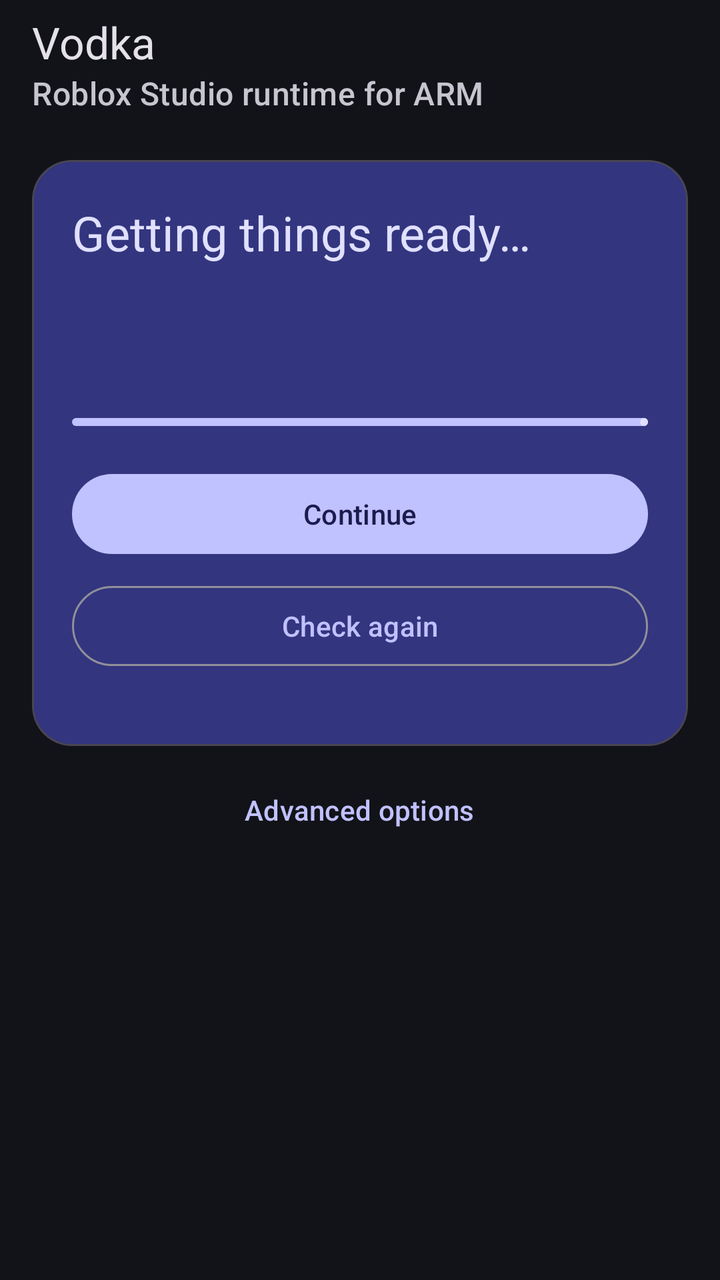
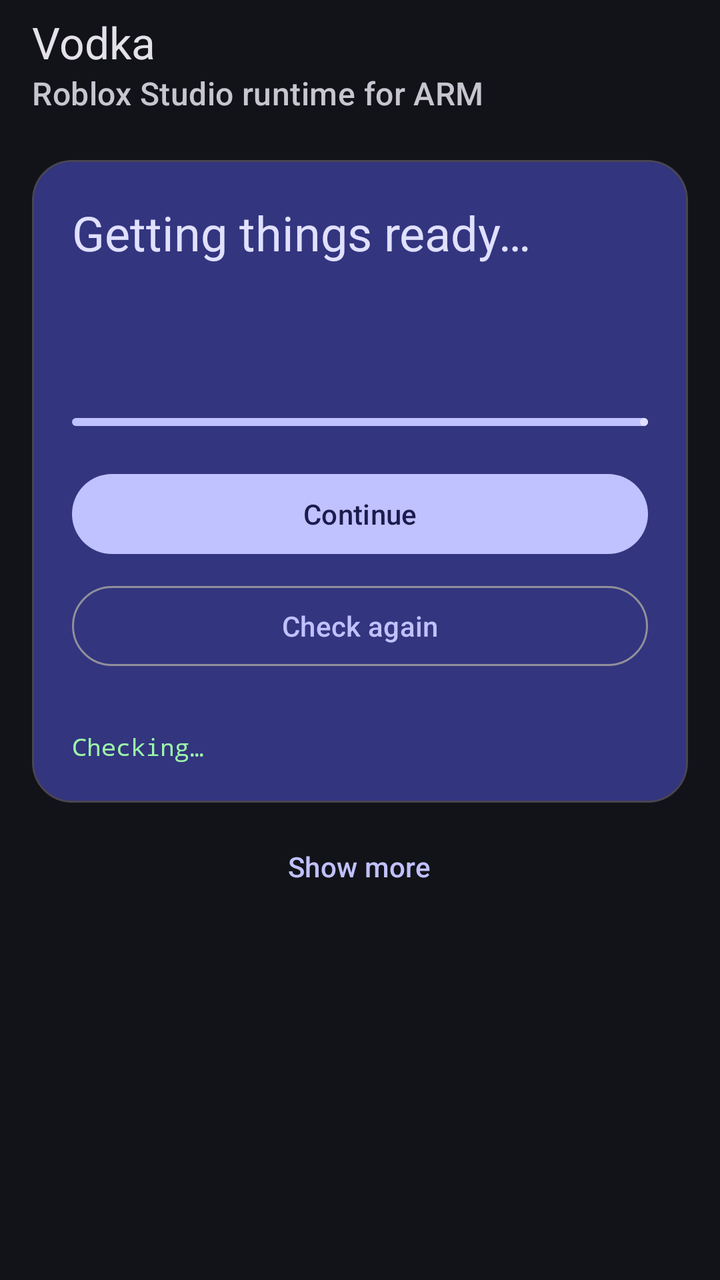

An Android layout rendered at two revisions. The XML below is the earlier revision; the diff shows what the commit changed to produce the second picture.
<!-- AndroidManifest.xml: application theme Theme.Vodka -->
<!-- res/layout/activity_main.xml -->
<?xml version="1.0" encoding="utf-8"?>
<androidx.coordinatorlayout.widget.CoordinatorLayout
  xmlns:android="http://schemas.android.com/apk/res/android"
  xmlns:app="http://schemas.android.com/apk/res-auto"
  android:layout_width="match_parent"
  android:layout_height="match_parent"
  android:background="?android:attr/colorBackground">

  <com.google.android.material.appbar.AppBarLayout
    android:layout_width="match_parent"
    android:layout_height="wrap_content"
    android:background="?attr/colorSurface">

    <com.google.android.material.appbar.MaterialToolbar
      android:id="@+id/toolbar"
      android:layout_width="match_parent"
      android:layout_height="?attr/actionBarSize"
      app:title="@string/app_name"
      app:subtitle="@string/app_subtitle"
      app:titleTextColor="?attr/colorOnSurface"
      app:subtitleTextColor="?attr/colorOnSurfaceVariant" />

  </com.google.android.material.appbar.AppBarLayout>

  <androidx.core.widget.NestedScrollView
    android:layout_width="match_parent"
    android:layout_height="match_parent"
    app:layout_behavior="@string/appbar_scrolling_view_behavior">

    <LinearLayout
      android:layout_width="match_parent"
      android:layout_height="wrap_content"
      android:orientation="vertical"
      android:padding="16dp">

      <com.google.android.material.card.MaterialCardView
        android:layout_width="match_parent"
        android:layout_height="wrap_content"
        app:cardBackgroundColor="?attr/colorPrimaryContainer"
        app:cardCornerRadius="20dp"
        app:cardElevation="0dp">

        <LinearLayout
          android:layout_width="match_parent"
          android:layout_height="wrap_content"
          android:orientation="vertical"
          android:padding="20dp">

          <TextView
            android:id="@+id/stepTitle"
            android:layout_width="match_parent"
            android:layout_height="wrap_content"
            android:text="@string/step_loading"
            android:textAppearance="?attr/textAppearanceHeadlineSmall"
            android:textColor="?attr/colorOnPrimaryContainer" />

          <TextView
            android:id="@+id/stepDetail"
            android:layout_width="match_parent"
            android:layout_height="wrap_content"
            android:layout_marginTop="8dp"
            android:textAppearance="?attr/textAppearanceBodyMedium"
            android:textColor="?attr/colorOnPrimaryContainer" />

          <TextView
            android:id="@+id/stepChecklist"
            android:layout_width="match_parent"
            android:layout_height="wrap_content"
            android:layout_marginTop="16dp"
            android:fontFamily="monospace"
            android:textSize="13sp"
            android:textColor="?attr/colorOnPrimaryContainer" />

          <com.google.android.material.progressindicator.LinearProgressIndicator
            android:id="@+id/stepProgress"
            android:layout_width="match_parent"
            android:layout_height="wrap_content"
            android:layout_marginTop="16dp"
            android:max="4"
            app:indicatorColor="?attr/colorOnPrimaryContainer"
            app:trackColor="?attr/colorPrimary"
            app:trackCornerRadius="4dp" />

          <com.google.android.material.button.MaterialButton
            android:id="@+id/primaryButton"
            android:layout_width="match_parent"
            android:layout_height="wrap_content"
            android:layout_marginTop="20dp"
            android:text="@string/action_continue" />

          <com.google.android.material.button.MaterialButton
            android:id="@+id/refreshButton"
            style="?attr/materialButtonOutlinedStyle"
            android:layout_width="match_parent"
            android:layout_height="wrap_content"
            android:layout_marginTop="8dp"
            android:text="@string/probe" />

          <com.google.android.material.progressindicator.LinearProgressIndicator
            android:id="@+id/progress"
            android:layout_width="match_parent"
            android:layout_height="wrap_content"
            android:layout_marginTop="12dp"
            android:indeterminate="true"
            android:visibility="invisible" />

        </LinearLayout>

      </com.google.android.material.card.MaterialCardView>

      <com.google.android.material.button.MaterialButton
        android:id="@+id/advancedToggle"
        style="@style/Widget.Material3.Button.TextButton"
        android:layout_width="wrap_content"
        android:layout_height="wrap_content"
        android:layout_gravity="center_horizontal"
        android:layout_marginTop="8dp"
        android:text="@string/advanced" />

      <LinearLayout
        android:id="@+id/advancedGroup"
        android:layout_width="match_parent"
        android:layout_height="wrap_content"
        android:orientation="vertical"
        android:visibility="gone">

        <com.google.android.material.card.MaterialCardView
          android:layout_width="match_parent"
          android:layout_height="wrap_content"
          app:cardBackgroundColor="?attr/colorSurfaceVariant"
          app:cardCornerRadius="16dp"
          app:cardElevation="0dp">

          <LinearLayout
            android:layout_width="match_parent"
            android:layout_height="wrap_content"
            android:orientation="vertical"
            android:padding="16dp">

            <TextView
              android:layout_width="wrap_content"
              android:layout_height="wrap_content"
              android:text="@string/capabilities_title"
              android:textAppearance="?attr/textAppearanceTitleMedium"
              android:textColor="?attr/colorOnSurfaceVariant" />

            <TextView
              android:id="@+id/status"
              android:layout_width="match_parent"
              android:layout_height="wrap_content"
              android:layout_marginTop="10dp"
              android:fontFamily="monospace"
              android:text="@string/status_unknown"
              android:textColor="@color/status_ok"
              android:textSize="13sp" />

          </LinearLayout>

        </com.google.android.material.card.MaterialCardView>

        <TextView
          android:layout_width="wrap_content"
          android:layout_height="wrap_content"
          android:layout_marginTop="16dp"
          android:text="@string/backend_title"
          android:textAppearance="?attr/textAppearanceTitleMedium"
          android:textColor="?attr/colorOnSurface" />

        <com.google.android.material.button.MaterialButtonToggleGroup
          android:id="@+id/backendGroup"
          android:layout_width="match_parent"
          android:layout_height="wrap_content"
          android:layout_marginTop="8dp"
          app:selectionRequired="true"
          app:singleSelection="true">

          <com.google.android.material.button.MaterialButton
            android:id="@+id/backendAuto"
            style="?attr/materialButtonOutlinedStyle"
            android:layout_width="0dp"
            android:layout_height="wrap_content"
            android:layout_weight="1"
            android:text="@string/backend_auto" />

          <com.google.android.material.button.MaterialButton
            android:id="@+id/backendNamespaces"
            style="?attr/materialButtonOutlinedStyle"
            android:layout_width="0dp"
            android:layout_height="wrap_content"
            android:layout_weight="1"
            android:text="@string/backend_namespaces" />

          <com.google.android.material.button.MaterialButton
            android:id="@+id/backendProot"
            style="?attr/materialButtonOutlinedStyle"
            android:layout_width="0dp"
            android:layout_height="wrap_content"
            android:layout_weight="1"
            android:text="@string/backend_proot" />

        </com.google.android.material.button.MaterialButtonToggleGroup>

        <com.google.android.material.button.MaterialButton
          android:id="@+id/installButton"
          style="?attr/materialButtonOutlinedStyle"
          android:layout_width="match_parent"
          android:layout_height="wrap_content"
          android:layout_marginTop="12dp"
          android:text="@string/install_rootfs" />

        <com.google.android.material.button.MaterialButton
          android:id="@+id/installX86Button"
          style="?attr/materialButtonOutlinedStyle"
          android:layout_width="match_parent"
          android:layout_height="wrap_content"
          android:layout_marginTop="8dp"
          android:text="@string/install_x86_rootfs" />

        <com.google.android.material.button.MaterialButton
          android:id="@+id/installFexButton"
          style="?attr/materialButtonOutlinedStyle"
          android:layout_width="match_parent"
          android:layout_height="wrap_content"
          android:layout_marginTop="8dp"
          android:text="@string/install_fex" />

        <com.google.android.material.button.MaterialButton
          android:id="@+id/installInboxButton"
          style="?attr/materialButtonOutlinedStyle"
          android:layout_width="match_parent"
          android:layout_height="wrap_content"
          android:layout_marginTop="8dp"
          android:text="@string/install_inbox" />

        <com.google.android.material.button.MaterialButton
          android:id="@+id/setupButton"
          style="?attr/materialButtonOutlinedStyle"
          android:layout_width="match_parent"
          android:layout_height="wrap_content"
          android:layout_marginTop="8dp"
          android:text="@string/setup_wine" />

        <com.google.android.material.button.MaterialButton
          android:id="@+id/runButton"
          style="?attr/materialButtonOutlinedStyle"
          android:layout_width="match_parent"
          android:layout_height="wrap_content"
          android:layout_marginTop="8dp"
          android:text="@string/run_smoke" />

        <com.google.android.material.button.MaterialButton
          android:id="@+id/downloadButton"
          style="?attr/materialButtonOutlinedStyle"
          android:layout_width="match_parent"
          android:layout_height="wrap_content"
          android:layout_marginTop="8dp"
          android:text="@string/download_runtime" />

        <com.google.android.material.button.MaterialButton
          android:id="@+id/installStudioButton"
          style="?attr/materialButtonOutlinedStyle"
          android:layout_width="match_parent"
          android:layout_height="wrap_content"
          android:layout_marginTop="8dp"
          android:text="@string/install_studio" />

        <com.google.android.material.button.MaterialButton
          android:id="@+id/displayButton"
          style="?attr/materialButtonOutlinedStyle"
          android:layout_width="match_parent"
          android:layout_height="wrap_content"
          android:layout_marginTop="8dp"
          android:text="@string/show_display" />

        <com.google.android.material.button.MaterialButton
          android:id="@+id/tokenButton"
          style="?attr/materialButtonOutlinedStyle"
          android:layout_width="match_parent"
          android:layout_height="wrap_content"
          android:layout_marginTop="8dp"
          android:text="@string/token_button" />

      </LinearLayout>

    </LinearLayout>

  </androidx.core.widget.NestedScrollView>

</androidx.coordinatorlayout.widget.CoordinatorLayout>
<!-- resources referenced by this layout -->
<resources>
  <color name="status_ok">#FF9CF6A8</color>
  <string name="action_continue">Continue</string>
  <string name="advanced">Advanced options</string>
  <string name="app_name">Vodka</string>
  <string name="app_subtitle">Roblox Studio runtime for ARM</string>
  <string name="backend_auto">Auto</string>
  <string name="backend_namespaces">Namespaces</string>
  <string name="backend_proot">proot</string>
  <string name="backend_title">Container backend</string>
  <string name="capabilities_title">Details</string>
  <string name="download_runtime">Download runtime payloads</string>
  <string name="install_fex">Install FEX…</string>
  <string name="install_inbox">Install from app inbox</string>
  <string name="install_rootfs">Install base rootfs…</string>
  <string name="install_studio">Download Roblox Studio</string>
  <string name="install_x86_rootfs">Install Wine rootfs…</string>
  <string name="probe">Check again</string>
  <string name="run_smoke">Test the container</string>
  <string name="setup_wine">Set up Wine prefix</string>
  <string name="show_display">Show display</string>
  <string name="status_unknown">Checking…</string>
  <string name="step_loading">Getting things ready…</string>
  <string name="token_button">GitHub token (private repo)</string>
  <style name="Theme.Vodka" parent="Theme.Material3.Dark.NoActionBar">
      <item name="colorPrimary">@color/primary</item>
      <item name="colorOnPrimary">@color/on_primary</item>
      <item name="colorPrimaryContainer">@color/primary_container</item>
      <item name="colorOnPrimaryContainer">@color/on_primary_container</item>
      <item name="colorSecondary">@color/secondary</item>
      <item name="colorOnSecondary">@color/on_secondary</item>
      <item name="colorSecondaryContainer">@color/secondary_container</item>
      <item name="colorOnSecondaryContainer">@color/on_secondary_container</item>
      <item name="colorSurface">@color/surface</item>
      <item name="colorOnSurface">@color/on_surface</item>
      <item name="colorSurfaceVariant">@color/surface_variant</item>
      <item name="colorOnSurfaceVariant">@color/on_surface_variant</item>
      <item name="colorOutline">@color/outline</item>
      <item name="colorError">@color/error</item>
      <item name="colorOnError">@color/on_error</item>
      <item name="android:colorBackground">@color/background</item>
      <item name="android:statusBarColor">@color/background</item>
      <item name="android:navigationBarColor">@color/background</item>
      <item name="android:windowLightStatusBar" tools:targetApi="m">false</item>
    </style>
  <color name="primary">#FFC0C1FF</color>
  <color name="on_primary">#FF1B1B4D</color>
  <color name="primary_container">#FF33357F</color>
  <color name="on_primary_container">#FFE0E0FF</color>
  <color name="secondary">#FFC8C4DD</color>
  <color name="on_secondary">#FF313044</color>
  <color name="secondary_container">#FF484659</color>
  <color name="on_secondary_container">#FFE4E0F9</color>
  <color name="surface">#FF121318</color>
  <color name="on_surface">#FFE4E1E9</color>
  <color name="surface_variant">#FF46464F</color>
  <color name="on_surface_variant">#FFC7C5D0</color>
  <color name="outline">#FF90909A</color>
  <color name="error">#FFFFB4AB</color>
  <color name="on_error">#FF690005</color>
  <color name="background">#FF121318</color>
</resources>

<!-- the commit's change to res/layout/activity_main.xml (unified diff, before → after) -->
@@ -104,6 +104,16 @@
             android:indeterminate="true"
             android:visibility="invisible" />
 
+          <TextView
+            android:id="@+id/status"
+            android:layout_width="match_parent"
+            android:layout_height="wrap_content"
+            android:layout_marginTop="12dp"
+            android:fontFamily="monospace"
+            android:text="@string/status_unknown"
+            android:textColor="@color/status_ok"
+            android:textSize="12sp" />
+
         </LinearLayout>
 
       </com.google.android.material.card.MaterialCardView>
@@ -124,40 +134,6 @@
         android:orientation="vertical"
         android:visibility="gone">
 
-        <com.google.android.material.card.MaterialCardView
-          android:layout_width="match_parent"
-          android:layout_height="wrap_content"
-          app:cardBackgroundColor="?attr/colorSurfaceVariant"
-          app:cardCornerRadius="16dp"
-          app:cardElevation="0dp">
-
-          <LinearLayout
-            android:layout_width="match_parent"
-            android:layout_height="wrap_content"
-            android:orientation="vertical"
-            android:padding="16dp">
-
-            <TextView
-              android:layout_width="wrap_content"
-              android:layout_height="wrap_content"
-              android:text="@string/capabilities_title"
-              android:textAppearance="?attr/textAppearanceTitleMedium"
-              android:textColor="?attr/colorOnSurfaceVariant" />
-
-            <TextView
-              android:id="@+id/status"
-              android:layout_width="match_parent"
-              android:layout_height="wrap_content"
-              android:layout_marginTop="10dp"
-              android:fontFamily="monospace"
-              android:text="@string/status_unknown"
-              android:textColor="@color/status_ok"
-              android:textSize="13sp" />
-
-          </LinearLayout>
-
-        </com.google.android.material.card.MaterialCardView>
-
         <TextView
           android:layout_width="wrap_content"
           android:layout_height="wrap_content"
<!-- resource entries referenced after the edit -->
@@ -2,14 +2,13 @@
 <resources>
   <color name="status_ok">#FF9CF6A8</color>
   <string name="action_continue">Continue</string>
-  <string name="advanced">Advanced options</string>
+  <string name="advanced">Show more</string>
   <string name="app_name">Vodka</string>
   <string name="app_subtitle">Roblox Studio runtime for ARM</string>
   <string name="backend_auto">Auto</string>
   <string name="backend_namespaces">Namespaces</string>
   <string name="backend_proot">proot</string>
   <string name="backend_title">Container backend</string>
-  <string name="capabilities_title">Details</string>
   <string name="download_runtime">Download runtime payloads</string>
   <string name="install_fex">Install FEX…</string>
   <string name="install_inbox">Install from app inbox</string>
